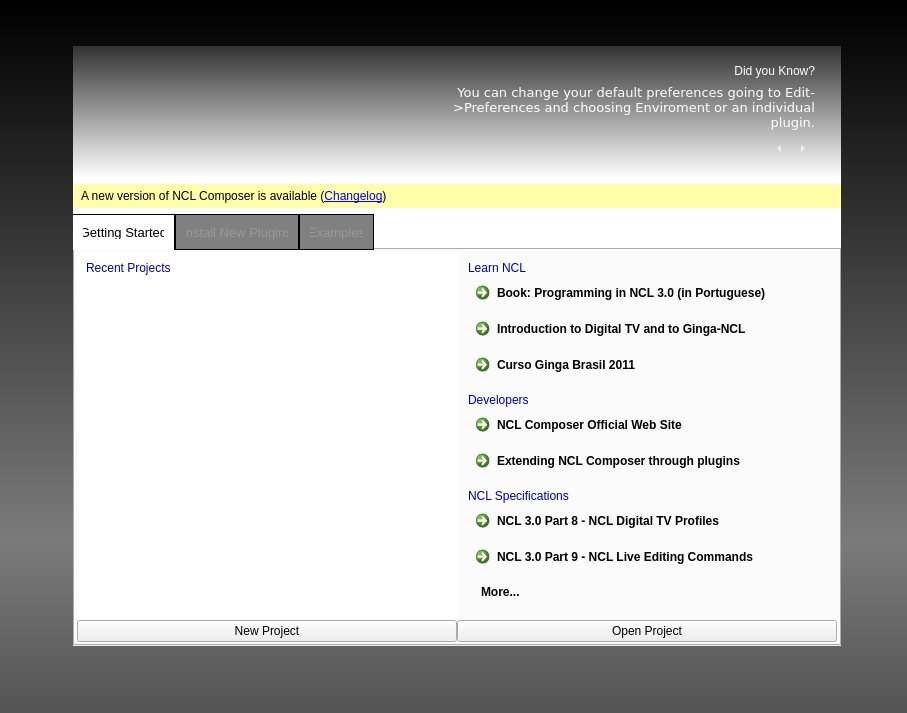
First picture: the form in src/gui/ui/WelcomeWidget.ui, repository TeleMidia/nclcomposer, before the edit.
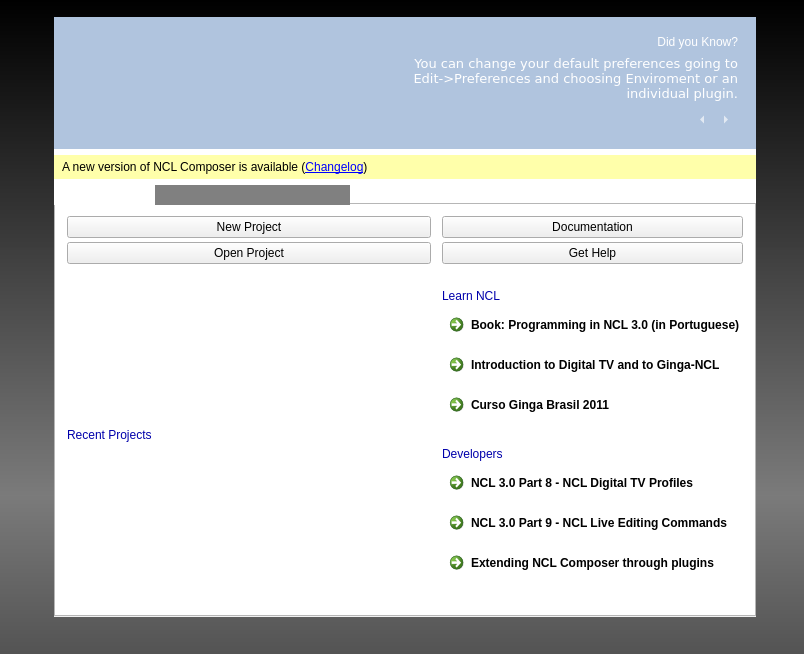
Second picture: the form after the edit. The open tabs and pages were chosen to show the change. Icons and pictures are not drawn.

What changed in the file:
```diff
--- a/src/gui/ui/WelcomeWidget.ui
+++ b/src/gui/ui/WelcomeWidget.ui
@@ -6,8 +6,8 @@
    <rect>
     <x>0</x>
     <y>0</y>
-    <width>907</width>
-    <height>713</height>
+    <width>804</width>
+    <height>654</height>
    </rect>
   </property>
   <property name="windowTitle">
@@ -33,16 +33,17 @@
     border: 0px;
 }
 
-#frame_5 {
+
+QTabWidget  {
 	background: white;
 }
 
 QTabBar::tab {
+ height: 0px;
   padding: 10px;
   font-size: 10pt;
   background-color: gray;
   color: #999999;
-   border: 1px solid black;
  }
 
 QTabBar::tab::first {
@@ -52,12 +53,12 @@
 QTabBar::tab::selected {
   font-size: 10pt;
   background-color: white;
-  border-bottom-color: white;
   color: black;
+  border: 1px lightgray;
  }
 
 #widget {
-	background-color: qlineargradient(spread:pad, x1:0, y1:0, x2:0, y2:1, stop:0 rgba(50, 50, 50, 255), stop:1 rgba(255, 255, 255, 255));
+	background-color: lightsteelblue;;
 }
 
 #mainFrame {
@@ -84,18 +85,21 @@
    <item row="0" column="0">
     <widget class="QFrame" name="frame_3">
      <property name="frameShape">
-      <enum>QFrame::WinPanel</enum>
+      <enum>QFrame::NoFrame</enum>
      </property>
      <property name="frameShadow">
-      <enum>QFrame::Raised</enum>
+      <enum>QFrame::Plain</enum>
+     </property>
+     <property name="lineWidth">
+      <number>0</number>
      </property>
      <layout class="QGridLayout" name="gridLayout_2">
       <item row="2" column="2">
        <widget class="QFrame" name="mainFrame">
         <property name="minimumSize">
          <size>
-          <width>768</width>
-          <height>600</height>
+          <width>650</width>
+          <height>487</height>
          </size>
         </property>
         <property name="maximumSize">
@@ -452,9 +456,9 @@
                     <enum>QFormLayout::AllNonFixedFieldsGrow</enum>
                    </property>
                    <property name="verticalSpacing">
-                    <number>0</number>
+                    <number>4</number>
                    </property>
-                   <item row="5" column="0">
+                   <item row="10" column="0">
                     <widget class="QLabel" name="label_7">
                      <property name="text">
                       <string>Recent Projects</string>
@@ -464,7 +468,7 @@
                      </property>
                     </widget>
                    </item>
-                   <item row="6" column="0" colspan="2">
+                   <item row="12" column="0" colspan="2">
                     <widget class="QFrame" name="frame_RecentProjects">
                      <property name="sizePolicy">
                       <sizepolicy hsizetype="Expanding" vsizetype="Expanding">
@@ -491,6 +495,41 @@
                      </layout>
                     </widget>
                    </item>
+                   <item row="9" column="0">
+                    <spacer name="verticalSpacer_5">
+                     <property name="orientation">
+                      <enum>Qt::Vertical</enum>
+                     </property>
+                     <property name="sizeHint" stdset="0">
+                      <size>
+                       <width>20</width>
+                       <height>40</height>
+                      </size>
+                     </property>
+                    </spacer>
+                   </item>
+                   <item row="8" column="0" colspan="2">
+                    <widget class="QPushButton" name="pushButton_OpenProject">
+                     <property name="text">
+                      <string>Open Project</string>
+                     </property>
+                     <property name="icon">
+                      <iconset>
+                       <normaloff>:/mainwindow/images/open_project_icon.png</normaloff>:/mainwindow/images/open_project_icon.png</iconset>
+                     </property>
+                    </widget>
+                   </item>
+                   <item row="6" column="0" colspan="2">
+                    <widget class="QPushButton" name="pushButton_NewProject">
+                     <property name="text">
+                      <string>New Project</string>
+                     </property>
+                     <property name="icon">
+                      <iconset>
+                       <normaloff>:/mainwindow/images/new_document_icon.png</normaloff>:/mainwindow/images/new_document_icon.png</iconset>
+                     </property>
+                    </widget>
+                   </item>
                   </layout>
                  </widget>
                 </item>
@@ -516,92 +555,32 @@
                     <enum>QFormLayout::AllNonFixedFieldsGrow</enum>
                    </property>
                    <property name="verticalSpacing">
-                    <number>0</number>
+                    <number>4</number>
                    </property>
-                   <item row="21" column="0">
-                    <widget class="QLabel" name="label_5">
-                     <property name="sizePolicy">
-                      <sizepolicy hsizetype="Preferred" vsizetype="Maximum">
-                       <horstretch>0</horstretch>
-                       <verstretch>0</verstretch>
-                      </sizepolicy>
-                     </property>
+                   <item row="16" column="0" colspan="2">
+                    <widget class="QPushButton" name="pushButton_Documentation">
                      <property name="text">
-                      <string>Developers</string>
+                      <string>Documentation</string>
                      </property>
-                    </widget>
-                   </item>
-                   <item row="23" column="0">
-                    <widget class="QCommandLinkButton" name="commandLinkButton_7">
-                     <property name="sizePolicy">
-                      <sizepolicy hsizetype="Preferred" vsizetype="Maximum">
-                       <horstretch>0</horstretch>
-                       <verstretch>0</verstretch>
-                      </sizepolicy>
+                     <property name="icon">
+                      <iconset resource="../../plugins/common-resources/images.qrc">
+                       <normaloff>:/icon/metadata</normaloff>:/icon/metadata</iconset>
                      </property>
-                     <property name="layoutDirection">
-                      <enum>Qt::LeftToRight</enum>
-                     </property>
-                     <property name="text">
-                      <string>NCL Composer Official Web Site</string>
-                     </property>
                     </widget>
                    </item>
-                   <item row="24" column="0">
-                    <widget class="QCommandLinkButton" name="commandLinkButton_8">
-                     <property name="sizePolicy">
-                      <sizepolicy hsizetype="Preferred" vsizetype="Maximum">
-                       <horstretch>0</horstretch>
-                       <verstretch>0</verstretch>
-                      </sizepolicy>
-                     </property>
+                   <item row="17" column="0" colspan="2">
+                    <widget class="QPushButton" name="pushButton_3">
                      <property name="text">
-                      <string>Extending NCL Composer through plugins</string>
+                      <string>Get Help</string>
                      </property>
-                    </widget>
-                   </item>
-                   <item row="26" column="0">
-                    <widget class="QLabel" name="label_6">
-                     <property name="text">
-                      <string>NCL Specifications</string>
+                     <property name="icon">
+                      <iconset resource="../../plugins/common-resources/images.qrc">
+                       <normaloff>:/icon/help</normaloff>:/icon/help</iconset>
                      </property>
                     </widget>
                    </item>
-                   <item row="27" column="0">
-                    <widget class="QCommandLinkButton" name="commandLinkButton_10">
-                     <property name="text">
-                      <string>NCL 3.0 Part 8 - NCL Digital TV Profiles</string>
-                     </property>
-                    </widget>
-                   </item>
-                   <item row="28" column="0">
-                    <widget class="QCommandLinkButton" name="commandLinkButton_11">
-                     <property name="text">
-                      <string>NCL 3.0 Part 9 - NCL Live Editing Commands</string>
-                     </property>
-                    </widget>
-                   </item>
-                   <item row="29" column="0">
-                    <widget class="QCommandLinkButton" name="commandLinkButton_31">
-                     <property name="sizePolicy">
-                      <sizepolicy hsizetype="Maximum" vsizetype="Maximum">
-                       <horstretch>0</horstretch>
-                       <verstretch>0</verstretch>
-                      </sizepolicy>
-                     </property>
-                     <property name="text">
-                      <string>More...</string>
-                     </property>
-                     <property name="iconSize">
-                      <size>
-                       <width>0</width>
-                       <height>0</height>
-                      </size>
-                     </property>
-                    </widget>
-                   </item>
-                   <item row="25" column="0">
-                    <spacer name="verticalSpacer_2">
+                   <item row="18" column="0">
+                    <spacer name="verticalSpacer_6">
                      <property name="orientation">
                       <enum>Qt::Vertical</enum>
                      </property>
@@ -613,7 +592,7 @@
                      </property>
                     </spacer>
                    </item>
-                   <item row="16" column="0">
+                   <item row="19" column="0">
                     <widget class="QLabel" name="label_4">
                      <property name="text">
                       <string>Learn NCL</string>
@@ -626,14 +605,21 @@
                      </property>
                     </widget>
                    </item>
-                   <item row="18" column="0">
+                   <item row="21" column="0">
+                    <widget class="QCommandLinkButton" name="commandLinkButton_3">
+                     <property name="text">
+                      <string>Book: Programming in NCL 3.0 (in Portuguese)</string>
+                     </property>
+                    </widget>
+                   </item>
+                   <item row="22" column="0">
                     <widget class="QCommandLinkButton" name="commandLinkButton_29">
                      <property name="text">
                       <string>Introduction to Digital TV and to Ginga-NCL</string>
                      </property>
                     </widget>
                    </item>
-                   <item row="19" column="0">
+                   <item row="23" column="0">
                     <widget class="QCommandLinkButton" name="commandLinkButton_6">
                      <property name="sizePolicy">
                       <sizepolicy hsizetype="Preferred" vsizetype="Maximum">
@@ -646,7 +632,7 @@
                      </property>
                     </widget>
                    </item>
-                   <item row="20" column="0">
+                   <item row="24" column="0">
                     <spacer name="verticalSpacer">
                      <property name="orientation">
                       <enum>Qt::Vertical</enum>
@@ -662,10 +648,56 @@
                      </property>
                     </spacer>
                    </item>
-                   <item row="17" column="0">
-                    <widget class="QCommandLinkButton" name="commandLinkButton_3">
+                   <item row="25" column="0">
+                    <widget class="QLabel" name="label_5">
+                     <property name="sizePolicy">
+                      <sizepolicy hsizetype="Preferred" vsizetype="Maximum">
+                       <horstretch>0</horstretch>
+                       <verstretch>0</verstretch>
+                      </sizepolicy>
+                     </property>
                      <property name="text">
-                      <string>Book: Programming in NCL 3.0 (in Portuguese)</string>
+                      <string>Developers</string>
+                     </property>
+                    </widget>
+                   </item>
+                   <item row="28" column="0">
+                    <widget class="QCommandLinkButton" name="commandLinkButton_8">
+                     <property name="sizePolicy">
+                      <sizepolicy hsizetype="Preferred" vsizetype="Maximum">
+                       <horstretch>0</horstretch>
+                       <verstretch>0</verstretch>
+                      </sizepolicy>
+                     </property>
+                     <property name="text">
+                      <string>Extending NCL Composer through plugins</string>
+                     </property>
+                    </widget>
+                   </item>
+                   <item row="29" column="0">
+                    <spacer name="verticalSpacer_2">
+                     <property name="orientation">
+                      <enum>Qt::Vertical</enum>
+                     </property>
+                     <property name="sizeHint" stdset="0">
+                      <size>
+                       <width>20</width>
+                       <height>40</height>
+                      </size>
+                     </property>
+                    </spacer>
+                   </item>
+                   <item row="26" column="0">
+                    <widget class="QCommandLinkButton" name="commandLinkButton_10">
+                     <property name="text">
+                      <string>NCL 3.0 Part 8 - NCL Digital TV Profiles</string>
+                     </property>
+                    </widget>
+                   </item>
+                   <item row="27" column="0">
+                    <widget class="QCommandLinkButton" name="commandLinkButton_11">
+                     <property name="text">
+                      <string>NCL 3.0 Part 9 - NCL Live Editing Commands</string>
                      </property>
                     </widget>
                    </item>
@@ -711,28 +743,6 @@
                 <property name="bottomMargin">
                  <number>0</number>
                 </property>
-                <item>
-                 <widget class="QPushButton" name="pushButton_NewProject">
-                  <property name="text">
-                   <string>New Project</string>
-                  </property>
-                  <property name="icon">
-                   <iconset resource="../images.qrc">
-                    <normaloff>:/mainwindow/images/new_document_icon.png</normaloff>:/mainwindow/images/new_document_icon.png</iconset>
-                  </property>
-                 </widget>
-                </item>
-                <item>
-                 <widget class="QPushButton" name="pushButton_OpenProject">
-                  <property name="text">
-                   <string>Open Project</string>
-                  </property>
-                  <property name="icon">
-                   <iconset resource="../images.qrc">
-                    <normaloff>:/mainwindow/images/open_project_icon.png</normaloff>:/mainwindow/images/open_project_icon.png</iconset>
-                  </property>
-                 </widget>
-                </item>
                </layout>
               </widget>
              </item>
```
Left out of the diff: 20 changed lines with no effect on the pictures.
